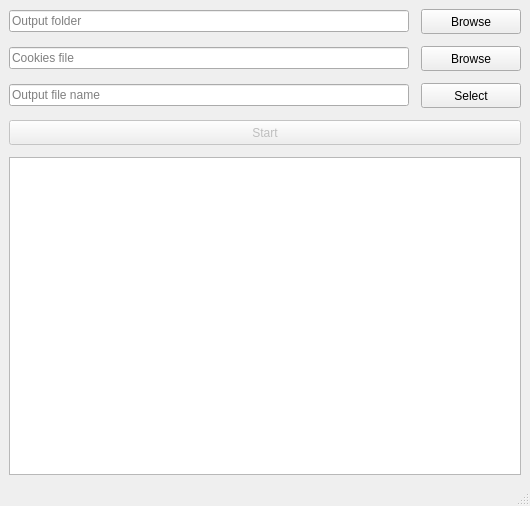
This is mainwindow.ui in AndreaTerenz/CiulaLezioni as Qt 5 draws it before an edit. The edited form follows.
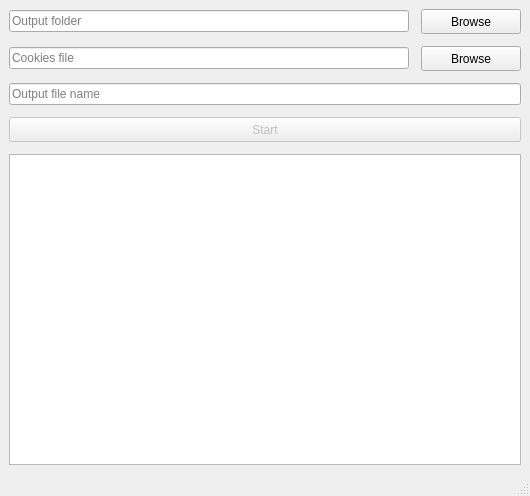
This is the edited form.

Commit message: removed button to select output file (made little sense) and connected start button clicked signal

```diff
--- a/mainwindow.ui
+++ b/mainwindow.ui
@@ -7,7 +7,7 @@
     <x>0</x>
     <y>0</y>
     <width>515</width>
-    <height>506</height>
+    <height>496</height>
    </rect>
   </property>
   <property name="windowTitle">
@@ -152,31 +152,6 @@
           </property>
          </widget>
         </item>
-        <item>
-         <widget class="QPushButton" name="set_output_file_btn">
-          <property name="sizePolicy">
-           <sizepolicy hsizetype="Minimum" vsizetype="Fixed">
-            <horstretch>0</horstretch>
-            <verstretch>0</verstretch>
-           </sizepolicy>
-          </property>
-          <property name="minimumSize">
-           <size>
-            <width>100</width>
-            <height>25</height>
-           </size>
-          </property>
-          <property name="maximumSize">
-           <size>
-            <width>50</width>
-            <height>16777215</height>
-           </size>
-          </property>
-          <property name="text">
-           <string>Select</string>
-          </property>
-         </widget>
-        </item>
        </layout>
       </item>
       <item>
```
The commit also changes 2 other files.
